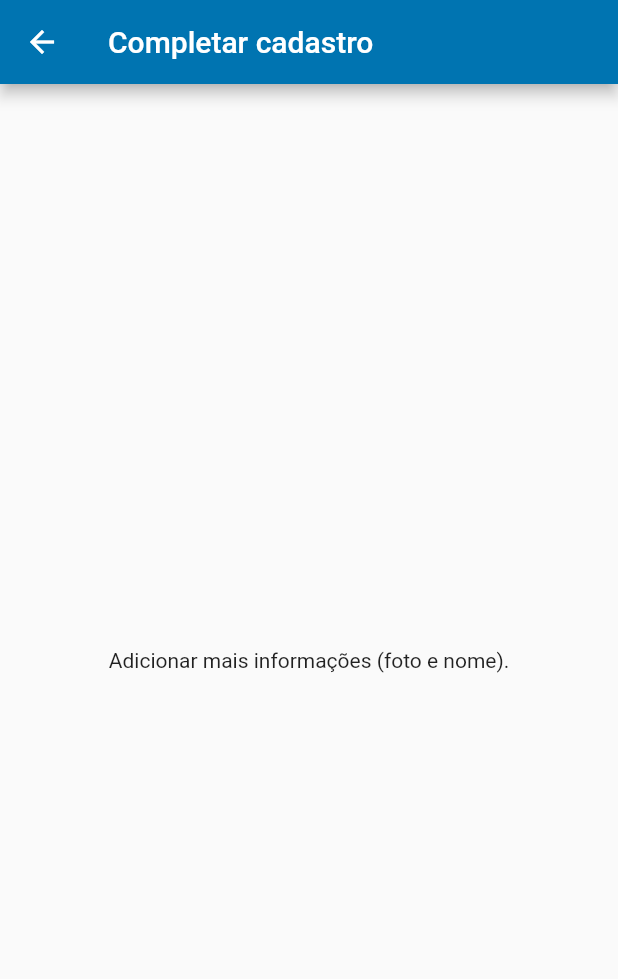
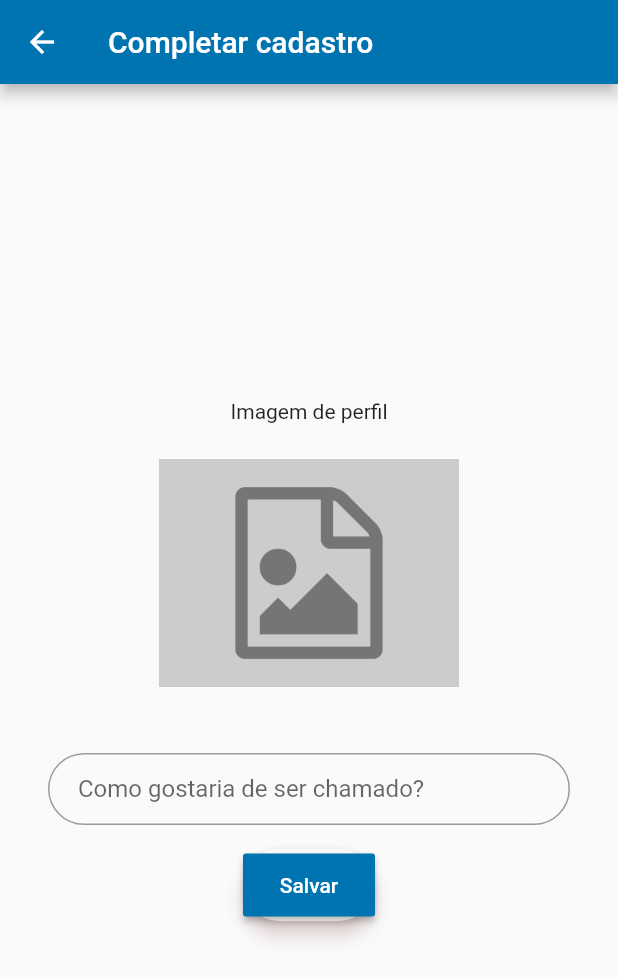
Before and after one commit to joaovirgili/flutter_bolao_da_copa, a Flutter app: the AddUserInfo screen opened by its route, on a phone screen of 412 x 824 dp. Shown: the top 979 px of the screen. Run offline on Flutter 3.47's test engine with Material 2 defaults, Android fonts, the phone set to English and light mode, and no system bars; our stand-ins replace firebase_auth, image_picker; accounts and stored records are empty; Roboto replaces fonts that are missing (Nunito).

Commit message:
Add info scren almost done. Changed a little bit layout of login screen

```diff
--- a/lib/main.dart
+++ b/lib/main.dart
@@ -57,7 +57,7 @@ class _MainState extends State<Main> with SingleTickerProviderStateMixin {
   _MainState({this.title, this.auth});
   final String title;
   final BaseAuth auth;
-  String _userEmail, _userName, _userPhoto;
+  String _userEmail = "", _userName = "", _userPhoto = "";
 
   @override
   void initState() {
--- a/lib/views/add-user-info.dart
+++ b/lib/views/add-user-info.dart
@@ -1,6 +1,9 @@
+import 'dart:async';
+import 'dart:io';
+import 'package:image_picker/image_picker.dart';
+
 import 'package:flutter/material.dart';
 import '../utils/auth.dart';
-import 'package:camera/camera.dart';
 
 class AddUserInfo extends StatefulWidget {
   AddUserInfo({this.title, this.auth});
@@ -8,15 +11,49 @@ class AddUserInfo extends StatefulWidget {
   final String title;
   static const String routeName = "/AddInfo";
 
+  @override
+  _AddUserInfoState createState() =>
+      new _AddUserInfoState(title: title, auth: auth);
+}
 
-  @override
-  _AddUserInfoState createState() => new _AddUserInfoState(title: title, auth: auth);
-}
+enum SelectImage { camera, gallery }
 
 class _AddUserInfoState extends State<AddUserInfo> {
   _AddUserInfoState({this.auth, this.title});
   final BaseAuth auth;
   final String title;
+
+  final formKey = new GlobalKey<FormState>();
+  String _userName;
+  String _imageError = "";
+  File _image;
+
+  Future getImage(select) async {
+    var image = select == SelectImage.camera
+        ? await ImagePicker.pickImage(source: ImageSource.camera)
+        : await ImagePicker.pickImage(source: ImageSource.gallery);
+    if (image != null) {
+      setState(() {
+        _image = image;
+        _imageError = "";
+      });
+    }
+    Navigator.pop(context);
+  }
+
+  saveInfo() {
+    var form = formKey.currentState;
+    if (_image != null) {
+      if (form.validate()) {
+        form.save();
+        print(_userName);
+      }
+    } else {
+      setState(() {
+        _imageError = "Insira uma foto";
+      });
+    }
+  }
 
   @override
   Widget build(BuildContext context) {
@@ -24,7 +61,96 @@ class _AddUserInfoState extends State<AddUserInfo> {
       appBar: new AppBar(
         title: new Text(title),
       ),
-      body: new Center(child: new Text("Adicionar mais informações (foto e nome).")),
+      body: Container(
+        padding: const EdgeInsets.symmetric(horizontal: 32.0),
+        child: new Column(
+          mainAxisAlignment: MainAxisAlignment.center,
+          children: <Widget>[
+            new Text("Imagem de perfil"),
+            new Center(
+              child: InkWell(
+                onTap: () => showDialog(
+                      context: context,
+                      builder: (context) => Container(
+                            width: 400.0,
+                            height: 500.0,
+                            child: AlertDialog(
+                              title: new Text("Imagem"),
+                              content: new Column(
+                                mainAxisSize: MainAxisSize.min,
+                                children: <Widget>[
+                                  new ListTile(
+                                    title: new Text("Camera"),
+                                    leading: new Icon(Icons.photo_camera),
+                                    onTap: () => getImage(SelectImage.camera),
+                                  ),
+                                  new ListTile(
+                                    title: new Text("Galeria"),
+                                    leading: new Icon(Icons.photo),
+                                    onTap: () => getImage(SelectImage.gallery),
+                                  ),
+                                ],
+                              ),
+                            ),
+                          ),
+                    ),
+                child: new Container(
+                  width: 200.0,
+                  height: 200.0,
+                  child: _image == null
+                      ? new Image.asset("assets/placeholder-image.png")
+                      : new Image.file(
+                          _image,
+                          fit: BoxFit.fill,
+                        ),
+                ),
+              ),
+            ),
+            new Text(
+              _imageError,
+              style: new TextStyle(color: Colors.redAccent),
+            ),
+            new Padding(
+              padding: const EdgeInsets.only(top: 4.0),
+              child: Form(
+                key: formKey,
+                child: new TextFormField(
+                  obscureText: true,
+                  autofocus: false,
+                  decoration: InputDecoration(
+                      hintText: "Como gostaria de ser chamado?",
+                      contentPadding:
+                          const EdgeInsets.fromLTRB(20.0, 10.0, 20.0, 10.0),
+                      border: OutlineInputBorder(
+                          borderRadius: BorderRadius.circular(32.0))),
+                  validator: (value) =>
+                      value.isEmpty ? "Este campo precisa ser preenchido" : null,
+                  onSaved: (value) => this._userName = value,
+                ),
+              ),
+            ),
+            new Padding(
+              padding: const EdgeInsets.fromLTRB(32.0, 16.0, 32.0, 0.0),
+              child: Material(
+                borderRadius: BorderRadius.circular(30.0),
+                shadowColor: Colors.red.shade100,
+                elevation: 5.0,
+                child: MaterialButton(
+                  height: 42.0,
+                  onPressed: () {
+                    saveInfo();
+                  },
+                  color: Theme.of(context).primaryColor,
+                  child: new Text(
+                    "Salvar",
+                    style: new TextStyle(color: Colors.white),
+                  ),
+                ),
+              ),
+            ),
+          ],
+        ),
+      ),
     );
   }
 }
--- a/pubspec.yaml
+++ b/pubspec.yaml
@@ -10,7 +10,7 @@ dependencies:
   # Use with the CupertinoIcons class for iOS style icons.
   cupertino_icons: ^0.1.0
   firebase_auth: "^0.5.10"
-  camera:
+  image_picker:
 
 dev_dependencies:
   flutter_test:
@@ -79,6 +79,7 @@ flutter:
     - assets/icons/icons-user4.png
     - assets/world-cup-logo.png
     - assets/eh_nois.jpg
+    - assets/placeholder-image.png
 
 
 
```
Also changed, not shown: lib/views/login.dart (+6 -6 lines), assets/placeholder-image.png (added), pubspec.lock.
